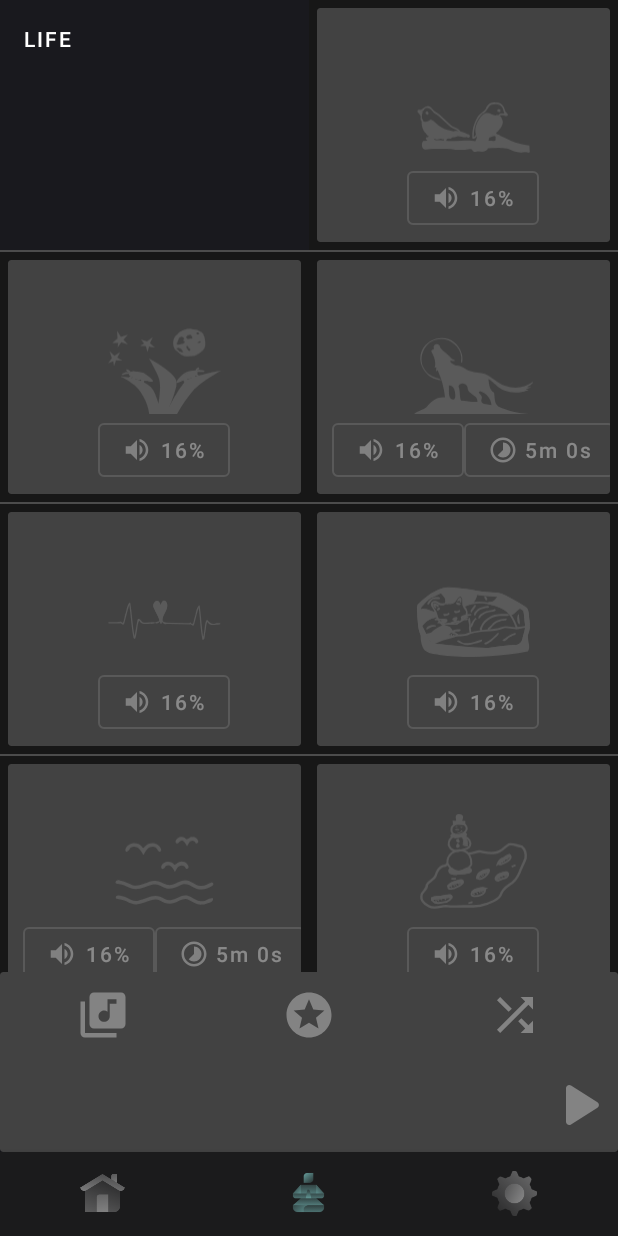
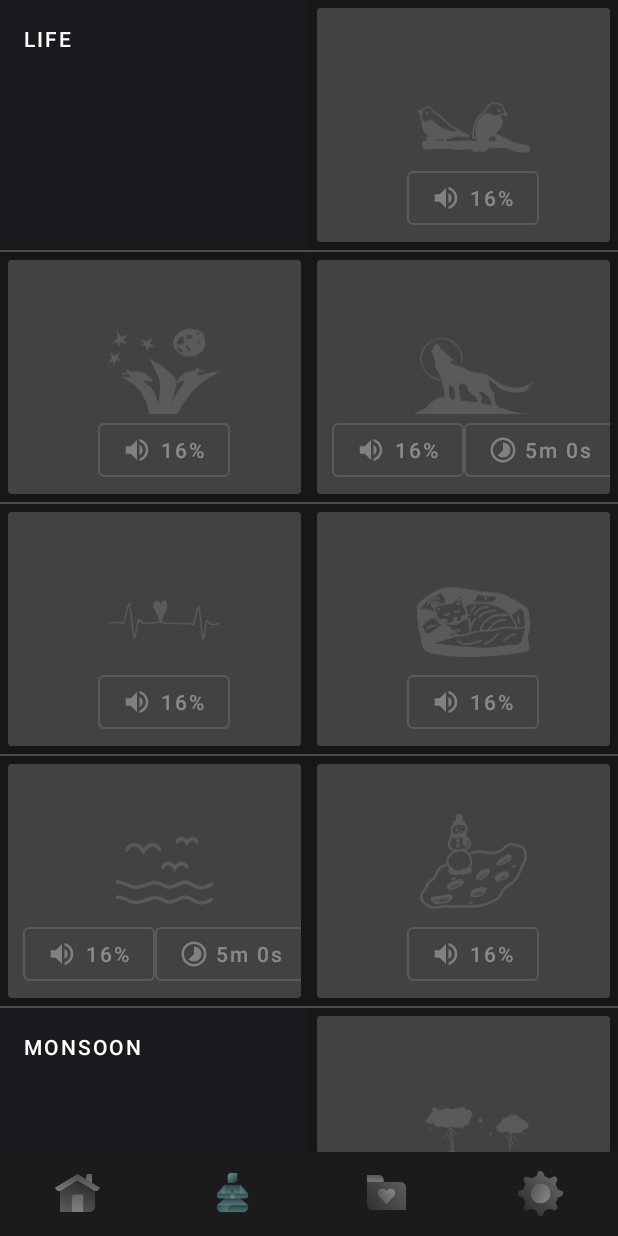
Before and after one commit to th3kumar/Snoozz-Sleeping-Buddy, an Android app: the ComposeFragment screen opened through its navigation route, on a phone screen of 412 x 824 dp. Run offline under Robolectric (Android 15) with nearby library versions, the phone set to English and light mode, and no system bars; our stand-ins replace Dagger/Hilt's generated code, EventBus, navigation-ui, sdp/ssp sizes; plain views replace NeumorphCardView; network calls fail; pictures from the network do not load; 3 statements that could not run were skipped.

Commit message:
UI tweaks

```diff
--- a/app/src/main/java/com/fridayhouse/snoozz/activities/MainActivity.kt
+++ b/app/src/main/java/com/fridayhouse/snoozz/activities/MainActivity.kt
@@ -95,12 +95,12 @@ class MainActivity : AppCompatActivity() {
                 }
 
                 R.id.navigation_compose -> {
-                    showBottomBar()
+                    hideBottomBar()
                     showNavigationBar()
                 }
 
                 else -> {
-                    hideBottomBar()
+                    showBottomBar()
                     showNavigationBar()
                 }
             }
--- /dev/null
+++ b/app/src/main/res/drawable/preset_tab_selector.xml
@@ -0,0 +1,5 @@
+<?xml version="1.0" encoding="utf-8"?>
+<selector xmlns:android="http://schemas.android.com/apk/res/android">
+    <item android:drawable="@drawable/ic_preset_icon_disabled" android:state_selected="false" />
+    <item android:drawable="@drawable/ic_preset_icon_enabled" android:state_selected="true" />
+</selector>
--- a/app/src/main/res/layout/activity_main.xml
+++ b/app/src/main/res/layout/activity_main.xml
@@ -91,7 +91,8 @@
                     app:layout_constraintStart_toStartOf="parent"
                     app:layout_constraintEnd_toEndOf="parent"
                     app:layout_constraintTop_toTopOf="parent"
-                    android:orientation="horizontal">
+                    android:orientation="horizontal"
+                    android:visibility="gone">
 
                     <ImageView
                         android:id="@+id/ivLibrary"
--- a/app/src/main/res/layout/dialog_fragment__base.xml
+++ b/app/src/main/res/layout/dialog_fragment__base.xml
@@ -7,9 +7,10 @@
 
   <TextView
     android:id="@+id/title"
-    android:layout_width="match_parent"
+    android:layout_width="wrap_content"
+      android:layout_gravity="center_horizontal"
     android:layout_height="wrap_content"
-    android:textAppearance="?attr/titleTextAppearance" />
+     />
 
   <View
     android:layout_width="match_parent"
--- a/app/src/main/res/layout/library_fragment.xml
+++ b/app/src/main/res/layout/library_fragment.xml
@@ -18,7 +18,7 @@
     android:layout_alignParentEnd="true"
     android:layout_alignParentBottom="true"
     android:layout_marginEnd="16dp"
-      android:layout_marginBottom="120dp"
+      android:layout_marginBottom="16dp"
     android:contentDescription="@string/save_preset"
     android:src="@drawable/ic_action_save"
     android:visibility="gone"
--- a/app/src/main/res/menu/bottom_nav_menu.xml
+++ b/app/src/main/res/menu/bottom_nav_menu.xml
@@ -14,6 +14,12 @@
         android:title="@string/title_compose" />
 
     <item
+        android:id="@+id/navigation_presets"
+        android:enabled="true"
+        android:icon="@drawable/preset_tab_selector"
+        android:title="@string/preset" />
+
+    <item
         android:id="@+id/navigation_settings"
         android:enabled="true"
         android:icon="@drawable/setting_tab_selector"
--- a/app/src/main/res/navigation/mobile_navigation.xml
+++ b/app/src/main/res/navigation/mobile_navigation.xml
@@ -23,6 +23,12 @@
         tools:layout="@layout/fragment_compose" />
 
     <fragment
+        android:id="@+id/navigation_presets"
+        android:name="com.fridayhouse.snoozz.fragments.SavedPresetsFragment"
+        android:label="@string/saved_presets"
+        tools:layout="@layout/saved_presets_fragment" />
+
+    <fragment
         android:id="@+id/navigation_settings"
         android:name="com.fridayhouse.snoozz.ui.fragments.SettingsFragment"
         android:label="@string/title_settings"
--- a/app/src/main/res/values/strings.xml
+++ b/app/src/main/res/values/strings.xml
@@ -296,4 +296,5 @@
     <string name="payment_pending">We\'ll notify you as soon as we finish processing your payment.</string>
     <string name="created_by">Created by</string>
   <string name="about">About</string>
+    <string name="preset">Preset</string>
 </resources>
```
Also changed, not shown: app/src/main/res/drawable/ic_preset_icon_disabled.png (added), app/src/main/res/drawable/ic_preset_icon_enabled.png (added).
